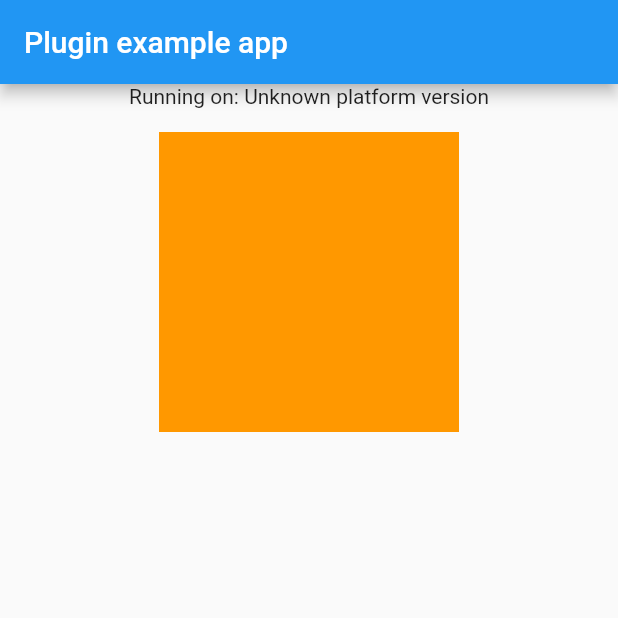
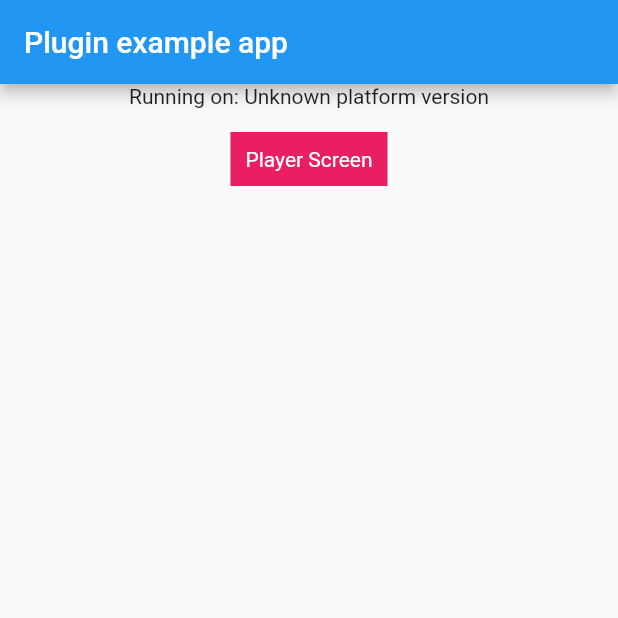
Before and after one commit to f1forhelp/amazon_ivs, a Flutter app: the screen it shows after launch, on a phone screen of 412 x 824 dp, the top half of it. Run offline on Flutter 3.47's test engine with Material 2 defaults, Android fonts, the phone set to English and light mode, and no system bars; our stand-ins replace plugin_platform_interface.

Commit message:
Some minor changes

```diff
--- a/example/lib/main.dart
+++ b/example/lib/main.dart
@@ -50,7 +50,22 @@ class _MyAppState extends State<MyApp> {
   @override
   Widget build(BuildContext context) {
     return MaterialApp(
-      home: Scaffold(
+      home: BaseScreen(platformVersion: _platformVersion),
+    );
+  }
+}
+
+class BaseScreen extends StatelessWidget {
+  const BaseScreen({
+    super.key,
+    required String platformVersion,
+  }) : _platformVersion = platformVersion;
+
+  final String _platformVersion;
+
+  @override
+  Widget build(BuildContext context) {
+    return Scaffold(
       appBar: AppBar(
         title: const Text('Plugin example app'),
       ),
@@ -59,15 +74,67 @@ class _MyAppState extends State<MyApp> {
           Center(
             child: Text('Running on: $_platformVersion\n'),
           ),
-            Container(
-              color: Colors.orange,
-              width: 200,
-              height: 200,
-              child: TestPlayer(),
+          CustomTextButton(
+            label: "Player Screen",
+            ontap: () {
+              Navigator.push(
+                context,
+                MaterialPageRoute(
+                  builder: (context) => PlayerScreen(),
+                ),
+              );
+            },
           ),
         ],
+      ),
+    );
+  }
+}
+
+class CustomTextButton extends StatelessWidget {
+  final String label;
+  final Function()? ontap;
+
+  const CustomTextButton({super.key, required this.label, this.ontap});
+
+  @override
+  Widget build(BuildContext context) {
+    return InkWell(
+      onTap: ontap,
+      child: Container(
+        decoration: const BoxDecoration(
+          color: Colors.pink,
+        ),
+        padding: const EdgeInsets.all(10),
+        child: Text(
+          label,
+          style: const TextStyle(
+            color: Colors.white,
+          ),
         ),
       ),
     );
   }
 }
+
+class PlayerScreen extends StatefulWidget {
+  const PlayerScreen({super.key});
+
+  @override
+  State<PlayerScreen> createState() => _PlayerScreenState();
+}
+
+class _PlayerScreenState extends State<PlayerScreen> {
+  @override
+  Widget build(BuildContext context) {
+    return Scaffold(
+      backgroundColor: Colors.pink,
+      body: Column(
+        mainAxisAlignment: MainAxisAlignment.center,
+        children: [
+          Expanded(child: Center(child: TestPlayer())),
+        ],
+      ),
+    );
+  }
+}
```
Lines whose indentation alone changed are shown as unchanged.
